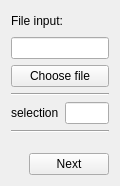
Before: the Qt Designer form adapt/processes/ui/specfilereader.ui in syncope/adapt, drawn with Qt 5.
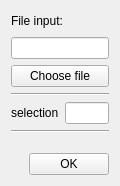
After: the same form once the commit is applied.

The edit to the form file:
```diff
--- a/adapt/processes/ui/specfilereader.ui
+++ b/adapt/processes/ui/specfilereader.ui
@@ -130,7 +130,7 @@
        <item>
         <widget class="QPushButton" name="okBtn">
          <property name="text">
-          <string>Next</string>
+          <string>OK</string>
          </property>
         </widget>
        </item>
```
